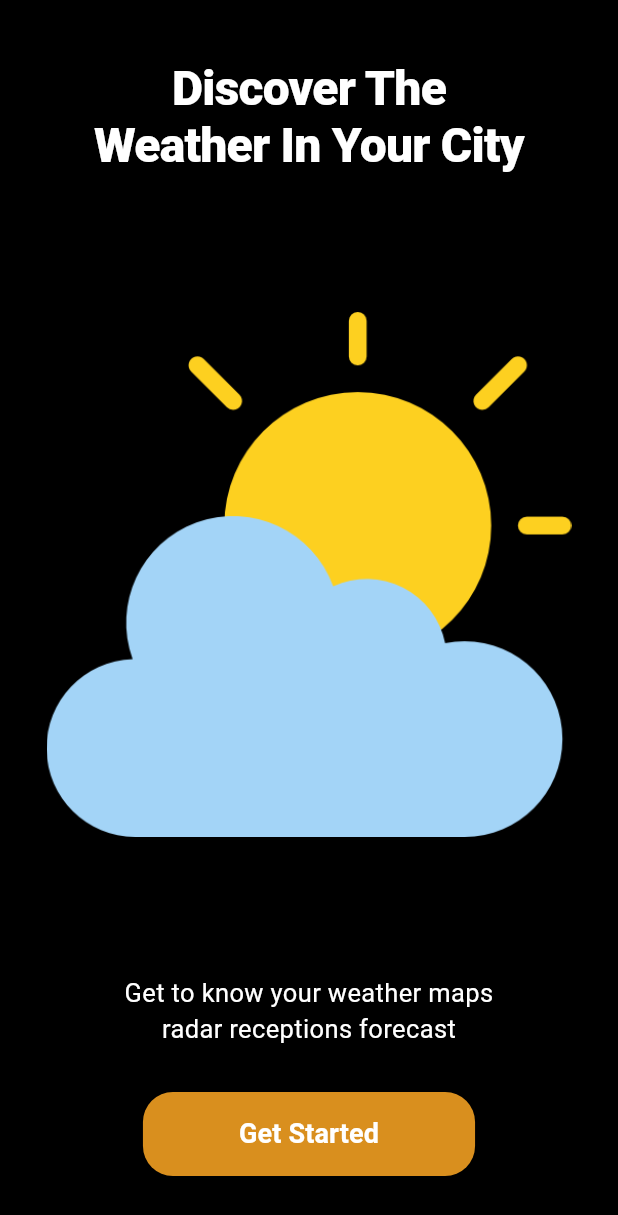
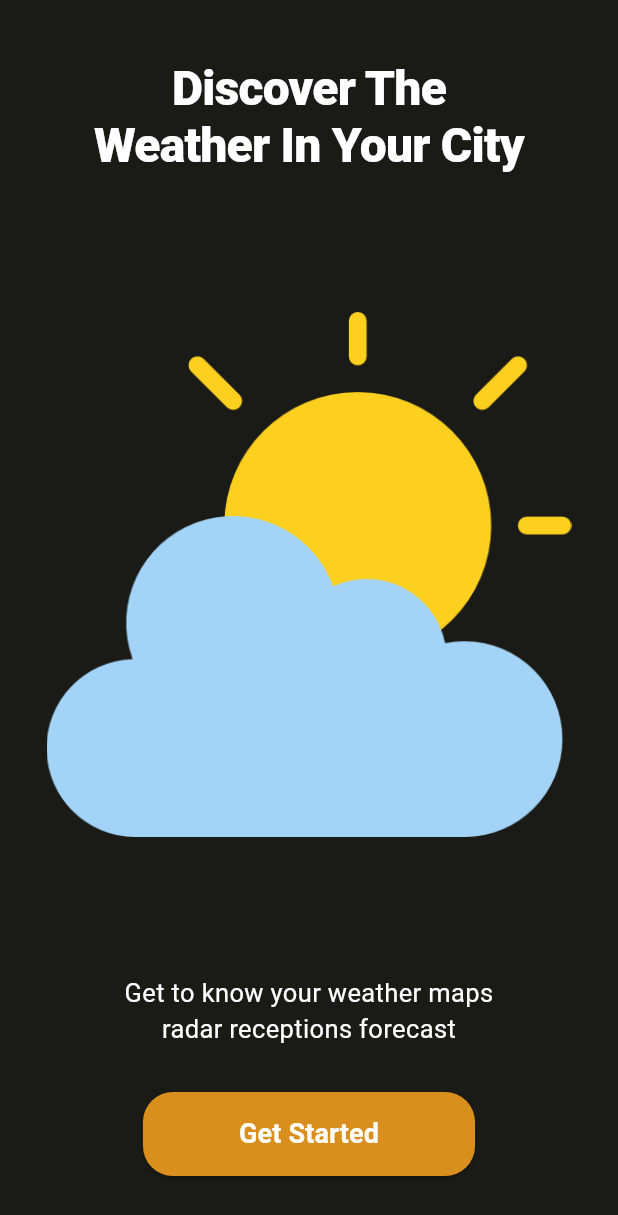
Before and after one commit to DouglaNyabasa/flutter_weather_app, a Flutter app: the SplashScreen screen opened directly, on a phone screen of 412 x 824 dp. Shown: the top 1215 px of the screen. Run offline on Flutter 3.47's test engine with Material 3 defaults, Android fonts, the light colour scheme and no system bars; our stand-ins replace flutter_riverpod.

Commit message:
splash screen finished

```diff
--- a/lib/contants/Theme/Theme.dart
+++ b/lib/contants/Theme/Theme.dart
@@ -0,0 +1,24 @@
+import 'package:flutter/material.dart';
+
+final lightTheme = ThemeData(
+  brightness: Brightness.light,
+  primaryColor: Color(0xFF1a1a16),
+  colorScheme: ColorScheme.light(
+    primary: Color.fromARGB(26, 255, 255, 255),
+    secondary: Colors.white,
+    surface: Colors.white30,
+    onPrimary: Colors.white70
+  )
+);
+final darkTheme = ThemeData(
+  brightness: Brightness.dark,
+  primaryColor: Color(0xFFFAFAFA),
+  colorScheme: ColorScheme.dark(
+    primary: Color.fromARGB(31, 0, 0, 0),
+    secondary: Colors.black,
+    surface: Colors.black38,
+    onPrimary: Colors.black38
+
+
+  )
+);
--- a/lib/screens/splash_screen/splash_screen.dart
+++ b/lib/screens/splash_screen/splash_screen.dart
@@ -1,5 +1,8 @@
+import 'dart:async';
+
 import 'package:flutter/material.dart';
 import 'package:weather_report_app/contants/colors.dart';
+import 'package:weather_report_app/screens/home_screen/home_screen.dart';
 
 class SplashScreen extends StatefulWidget {
   const SplashScreen({super.key});
@@ -9,10 +12,27 @@ class SplashScreen extends StatefulWidget {
 }
 
 class _SplashScreenState extends State<SplashScreen> {
+  late Timer _timer;
+
+  @override
+  void initState() {
+    _timer = Timer(Duration(seconds: 3),(){
+     if(mounted){
+       Navigator.pushReplacement(context, MaterialPageRoute(builder: (context)=> HomeScreen()));
+     }
+    });
+    super.initState();
+  }
+
+  @override
+  void dispose() {
+    _timer.cancel();
+    super.dispose();
+  }
   @override
   Widget build(BuildContext context) {
     return Scaffold(
-      backgroundColor: Colors.black,
+      backgroundColor: Theme.of(context).primaryColor,
       body: SafeArea(
         child: Padding(
           padding: EdgeInsets.symmetric(vertical: 40),
@@ -27,7 +47,7 @@ class _SplashScreenState extends State<SplashScreen> {
                     fontWeight: FontWeight.w800,
                     letterSpacing: -0.5,
                     height: 1.2,
-                    color: Colors.white,
+                    color: Theme.of(context).colorScheme.secondary,
                   ),
                 ),
               ),
@@ -41,7 +61,7 @@ class _SplashScreenState extends State<SplashScreen> {
                   style: TextStyle(
                     fontSize: 17,
                     fontWeight: FontWeight.w400,
-                    color: Colors.white,
+                    color:Theme.of(context).colorScheme.secondary,
                   ),
                 ),
               ),
@@ -54,14 +74,17 @@ class _SplashScreenState extends State<SplashScreen> {
                       borderRadius: BorderRadius.circular(20),
                     )
                   ),
-                  onPressed: () {},
+                  onPressed: () {
+                    _timer.cancel();
+                    Navigator.pushReplacement(context, MaterialPageRoute(builder: (context)=> HomeScreen()));
+                  },
                   child: Padding(
                     padding: const EdgeInsets.symmetric(
                       horizontal: 40,
                       vertical: 15
                     ),
                     child: Text("Get Started",style: TextStyle(
-                      fontWeight: FontWeight.bold,fontSize: 18,color: Colors.white
+                      fontWeight: FontWeight.bold,fontSize: 18,color: Theme.of(context).colorScheme.secondary,
                     ),),
                   ),
                 ),
```
Also changed, not shown: lib/main.dart (+10 -6 lines).
